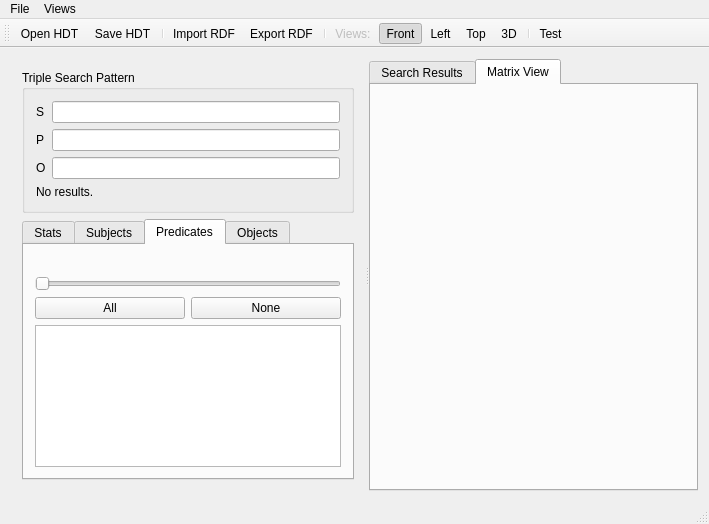
Above: hdt-it/hdtit.ui from rdfhdt/hdt-cpp before the change. Below: the same form after it.
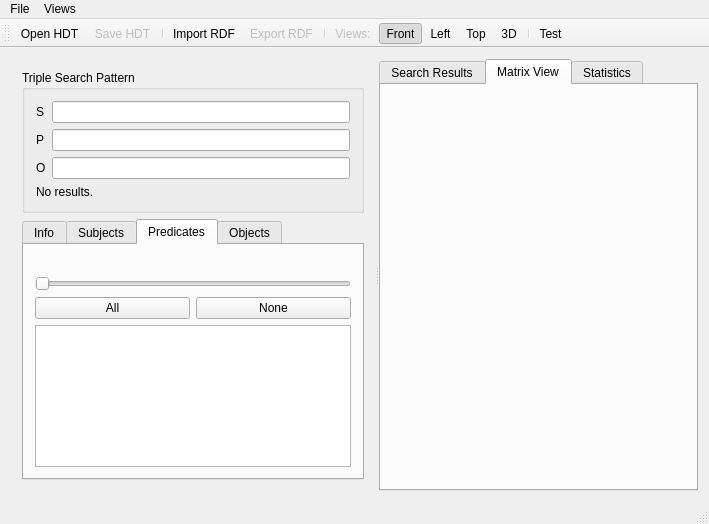
That is the form after the change. The open tabs and pages were chosen to show the change. Custom widgets are drawn as their Qt base class.

Diff of the .ui file:
```diff
--- a/hdt-it/hdtit.ui
+++ b/hdt-it/hdtit.ui
@@ -83,12 +83,18 @@
         </item>
         <item>
          <widget class="QTabWidget" name="tabWidget">
+          <property name="minimumSize">
+           <size>
+            <width>300</width>
+            <height>0</height>
+           </size>
+          </property>
           <property name="currentIndex">
            <number>0</number>
           </property>
           <widget class="QWidget" name="tab_2">
            <attribute name="title">
-            <string>Stats</string>
+            <string>Info</string>
            </attribute>
            <layout class="QHBoxLayout" name="horizontalLayout_3">
             <item>
@@ -194,6 +200,11 @@
          <string>Matrix View</string>
         </attribute>
        </widget>
+       <widget class="QWidget" name="tab_5">
+        <attribute name="title">
+         <string>Statistics</string>
+        </attribute>
+       </widget>
       </widget>
      </widget>
     </item>
@@ -263,11 +274,17 @@
    </property>
   </action>
   <action name="actionSaveHDT">
+   <property name="enabled">
+    <bool>false</bool>
+   </property>
    <property name="text">
     <string>Save HDT</string>
    </property>
   </action>
   <action name="actionExportRDF">
+   <property name="enabled">
+    <bool>false</bool>
+   </property>
    <property name="text">
     <string>Export RDF</string>
    </property>
```
Left out of the diff: 66 changed lines with no effect on the pictures.
